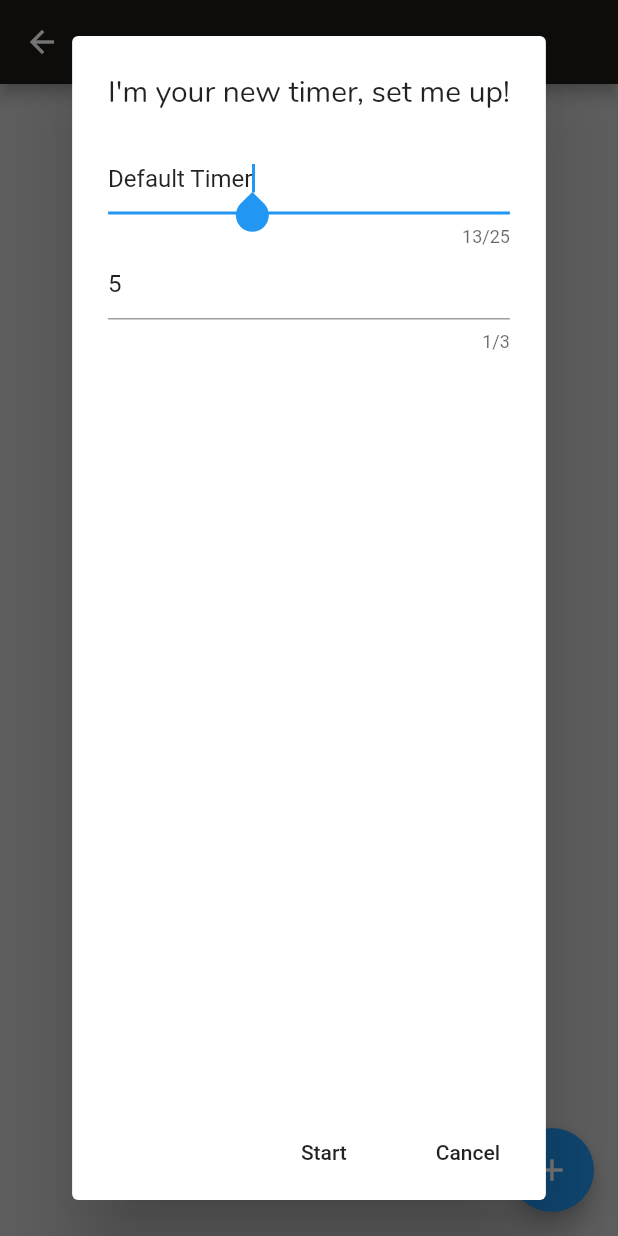
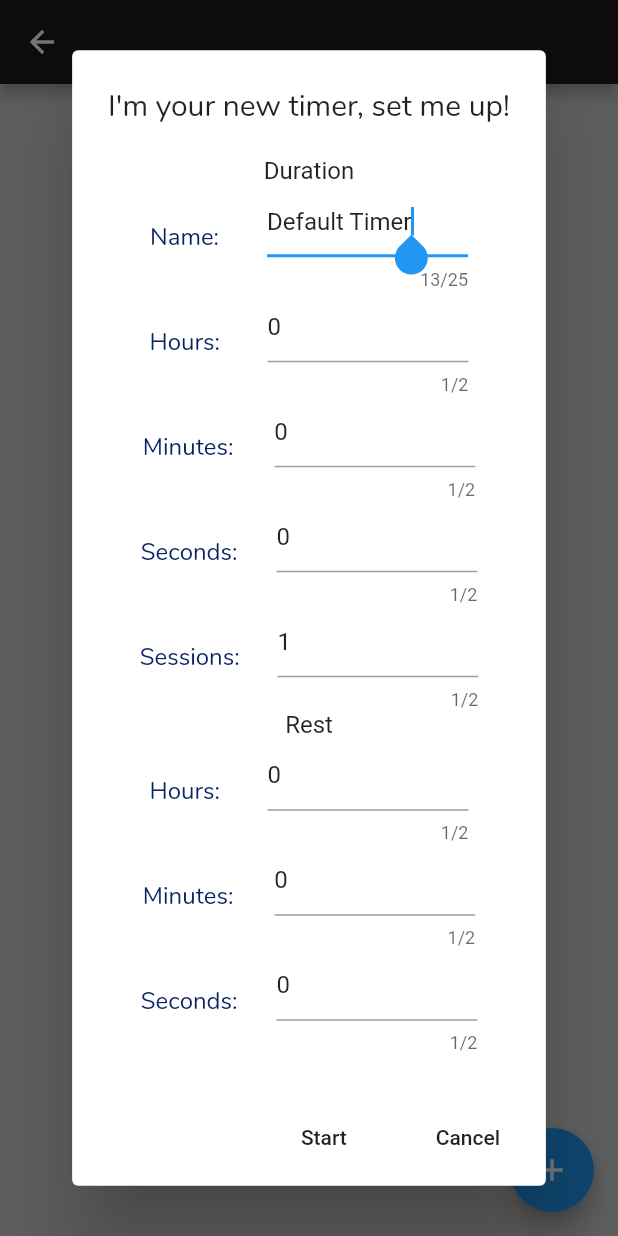
Before and after one commit to jcstange/Timer, a Flutter app: the MyHomePage screen opened directly with empty values, after a tap on the "add" icon, on a phone screen of 412 x 824 dp. Run offline on Flutter 3.47's test engine with Material 2 defaults, Android fonts, the phone set to English and light mode, and no system bars; our stand-ins replace hive; missing offline and left inert: dart:html, soundpool; accounts and stored records are empty.

Commit message:
Session and rest

```diff
--- a/lib/TimesUpColors.dart
+++ b/lib/TimesUpColors.dart
@@ -8,6 +8,7 @@ class TimesUpColors {
   Color cloud = Color(0xFFCCCCCC);
   Color rain = Color(0xFFAAAAAA);
   Color cerise = Color(0xFFD8315B);
+  Color green = Color(0xFF44CC5c);
   Color bloom = Color(0xFFDDEEDD);
   Color blackChocolate = Color(0xFF1E1B18);
 }
--- a/lib/main.dart
+++ b/lib/main.dart
@@ -67,21 +67,63 @@ class MyHomePageState extends State<MyHomePage> {
   void setUpDialog() {
     var nameEditText = TimesUpEditText(
         textEditingController: TextEditingController(text: "Default Timer"));
-    var durationEditText = TimesUpEditText(
-      textEditingController: TextEditingController(text: "5"),
-      maxLength: 3,
+    var durationHoursEditText = TimesUpEditText(
+      textEditingController: TextEditingController(text: "0"),
+      maxLength: 2,
+      inputType: TextInputType.number,
+    );
+    var durationMinutesEditText = TimesUpEditText(
+      textEditingController: TextEditingController(text: "0"),
+      maxLength: 2,
+      inputType: TextInputType.number,
+    );
+    var durationSecondsEditText = TimesUpEditText(
+      textEditingController: TextEditingController(text: "0"),
+      maxLength: 2,
+      inputType: TextInputType.number,
+    );
+    var sessionsEditText = TimesUpEditText(
+      textEditingController: TextEditingController(text: "1"),
+      maxLength: 2,
+      inputType: TextInputType.number,
+    );
+    var restHoursEditText = TimesUpEditText(
+      textEditingController: TextEditingController(text: "0"),
+      maxLength: 2,
+      inputType: TextInputType.number,
+    );
+    var restMinutesEditText = TimesUpEditText(
+      textEditingController: TextEditingController(text: "0"),
+      maxLength: 2,
+      inputType: TextInputType.number,
+    );
+    var restSecondsEditText = TimesUpEditText(
+      textEditingController: TextEditingController(text: "0"),
+      maxLength: 2,
       inputType: TextInputType.number,
     );
     showDialog(
         context: context,
-        builder: (_) =>
-            AlertDialog(
+        builder: (_) => AlertDialog(
               title: Text(
                 "I'm your new timer, set me up!",
                 style: TextStyle(fontFamily: "Nunito"),
               ),
-              content:
-              Column(children: <Widget>[nameEditText, durationEditText]),
+              scrollable: true,
+              content: Column(children: [
+                Text('Duration'),
+                EditTextItem(title: 'Name: ', editText: nameEditText),
+                EditTextItem(title: 'Hours: ', editText: durationHoursEditText),
+                EditTextItem(
+                    title: 'Minutes: ', editText: durationMinutesEditText),
+                EditTextItem(
+                    title: 'Seconds: ', editText: durationSecondsEditText),
+                EditTextItem(title: 'Sessions: ', editText: sessionsEditText),
+                Text('Rest'),
+                EditTextItem(title: 'Hours: ', editText: restHoursEditText),
+                EditTextItem(title: 'Minutes: ', editText: restMinutesEditText),
+                EditTextItem(title: 'Seconds: ', editText: restSecondsEditText),
+              ]),
               actions: [
                 FlatButton(
                     onPressed: () {
@@ -90,12 +132,21 @@ class MyHomePageState extends State<MyHomePage> {
                           Item(
                               id: Random().nextInt(1000000),
                               name: nameEditText.textEditingController.text,
-                              sessionDuration: int.parse(durationEditText
-                                  .textEditingController.text) *
-                                  60 *
-                                  1000,
-                              sessions: 1,
-                              restDuration: 0,
+                              sessionDuration: calcutateTimeInMillis(
+                                  int.parse(durationHoursEditText
+                                      .textEditingController.text),
+                                  int.parse(durationMinutesEditText
+                                      .textEditingController.text),
+                                  int.parse(durationSecondsEditText
+                                      .textEditingController.text)),
+                              sessions: int.parse(
+                                  sessionsEditText.textEditingController.text),
+                              restDuration: calcutateTimeInMillis(
+                                  int.parse(restHoursEditText
+                                      .textEditingController.text),
+                                  int.parse(
+                                      restMinutesEditText.textEditingController.text),
+                                  int.parse(restSecondsEditText.textEditingController.text)),
                               startTime: 0,
                               endTime: 0));
                       Navigator.of(context).pop();
@@ -112,11 +163,8 @@ class MyHomePageState extends State<MyHomePage> {
 
   void _addTimer(String title, Item item) {
     setState(() {
-      listTimer.add(TimesUpCard(
-          myHomePageState: this,
-          user:widget.user,
-          item: item
-      ));
+      listTimer.add(
+          TimesUpCard(myHomePageState: this, user: widget.user, item: item));
     });
   }
 
@@ -165,13 +213,41 @@ class MyHomePageState extends State<MyHomePage> {
     });
     //Removing deleted timers
     var toDelete = listTimer.where(
-            (e) => !items.map((item) => item.id).toList().contains(e.item.id));
+        (e) => !items.map((item) => item.id).toList().contains(e.item.id));
     toDelete.forEach((element) {
       print("deleting ${element.item.id}");
     });
-    setState(() =>
-        listTimer.removeWhere(
-                (e) =>
-            !items.map((item) => item.id).toList().contains(e.item.id)));
+    setState(() => listTimer.removeWhere(
+        (e) => !items.map((item) => item.id).toList().contains(e.item.id)));
+  }
+
+  int calcutateTimeInMillis(int hours, int minutes, int seconds) {
+    return (hours * 60 * 60 * 1000) + (minutes * 60 * 1000) + (seconds * 1000);
   }
 }
+
+class EditTextItem extends StatelessWidget {
+  final String title;
+  final TimesUpEditText editText;
+
+  EditTextItem({this.title, this.editText});
+
+  @override
+  Widget build(BuildContext context) {
+    return Row(
+      mainAxisAlignment: MainAxisAlignment.spaceEvenly,
+      children: <Widget>[
+        Flexible(
+            child: Text(
+          title,
+          style: TextStyle(
+            fontFamily: 'Nunito',
+            fontSize: 16,
+            color: TimesUpColors().royalBlue,
+          ),
+        )),
+        Flexible(child: editText),
+      ],
+    );
+  }
+}
```
Also changed, not shown: lib/Cards/TimesUpCard.dart (+44 -7 lines).
